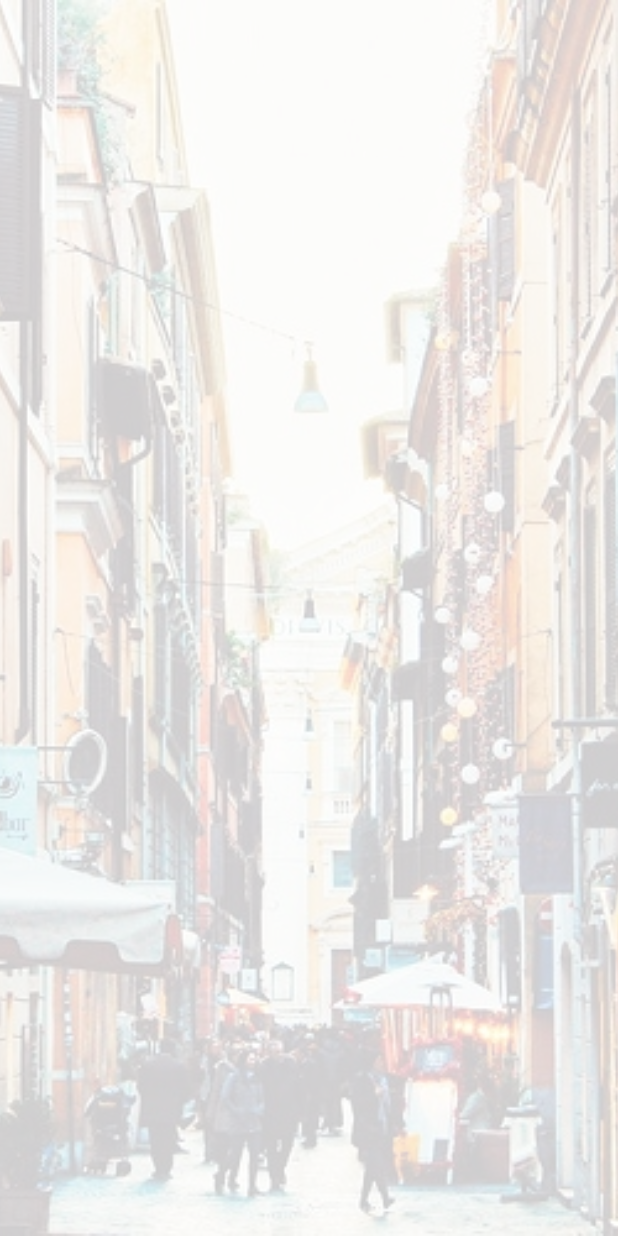
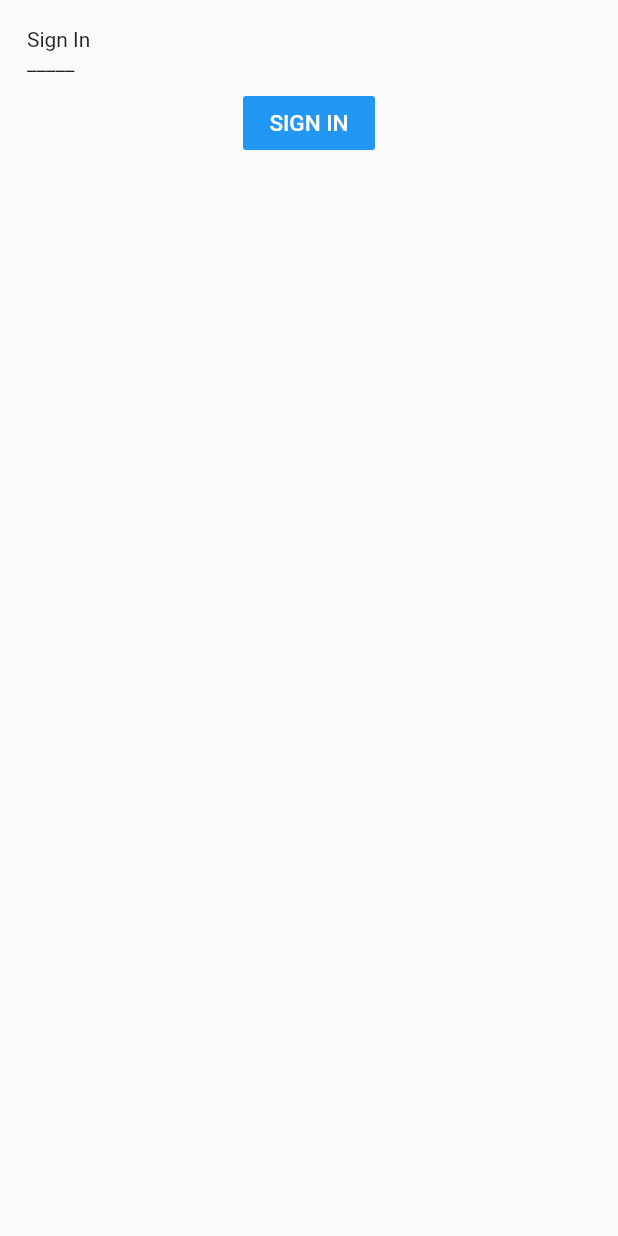
Before and after one commit to 5ran6/FlutterLogins, a Flutter app: the screen it shows after launch, on a phone screen of 412 x 824 dp. Run offline on Flutter 3.47's test engine with Material 2 defaults, Android fonts, the phone set to English and light mode, and no system bars.

Commit message:
Done with ugly_login.dart

```diff
--- /dev/null
+++ b/lib/fine_login1.dart
@@ -0,0 +1,46 @@
+import 'package:flutter/material.dart';
+
+class fine_login1 extends StatelessWidget {
+  @override
+  Widget build(BuildContext context) {
+    // TODO: implement build
+    return Scaffold(
+
+      body: SingleChildScrollView(
+        child: ConstrainedBox(
+          constraints: BoxConstraints(),
+          child: SafeArea(
+            child: Padding(
+              padding: const EdgeInsets.all(18.0),
+              child: Column(
+
+                children: <Widget>[
+                  Align(
+                    alignment: Alignment.centerLeft,
+                    child: Text(
+                      "Sign In\n_____",
+                      textAlign: TextAlign.left,
+                    ),
+                  ),
+                  Card(),
+                  Align(
+                    alignment: Alignment.bottomCenter,
+                    child: FlatButton(
+                      color: Colors.blue,
+                      onPressed: () {},
+                      child: Text(
+                        "SIGN IN",
+                        style: TextStyle(fontSize: 15, color: Colors.white),
+                        textAlign: TextAlign.center,
+                      ),
+                    ),
+                  )
+                ],
+              ),
+            ),
+          ),
+        ),
+      ),
+    );
+  }
+}
```
Also changed, not shown: lib/main.dart (+15 -7 lines), lib/ugly_login.dart (+90 -5 lines).
